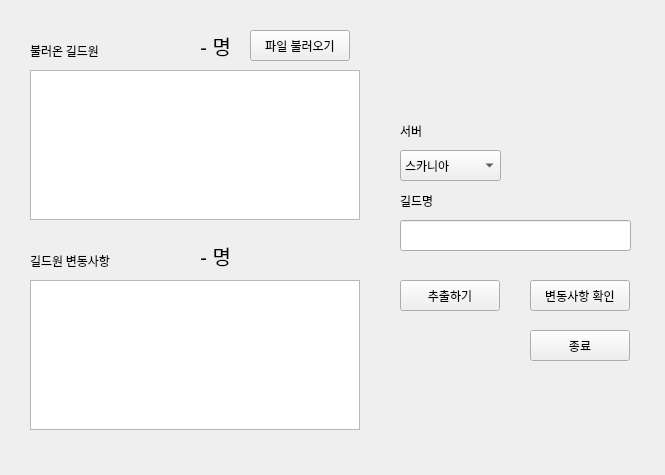
Before: the Qt Designer form ui/main.ui in memoday/guildMemberChecker, drawn with Qt 5.
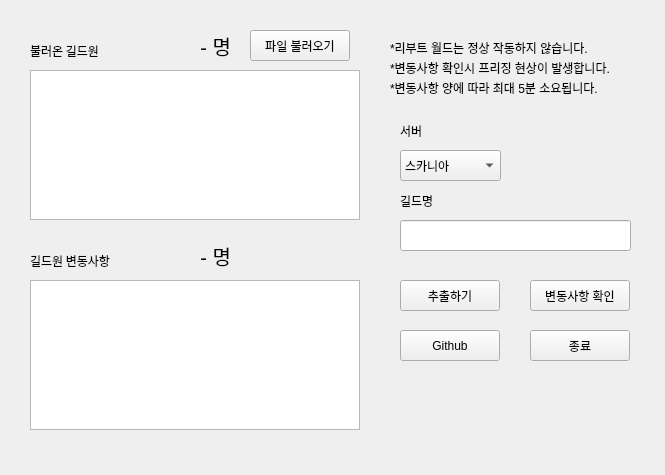
After: the same form once the commit is applied.

Diff of the .ui file:
```diff
--- a/ui/main.ui
+++ b/ui/main.ui
@@ -361,6 +361,61 @@
     <set>Qt::AlignRight|Qt::AlignTrailing|Qt::AlignVCenter</set>
    </property>
   </widget>
+  <widget class="QLabel" name="label_5">
+   <property name="geometry">
+    <rect>
+     <x>390</x>
+     <y>40</y>
+     <width>271</width>
+     <height>16</height>
+    </rect>
+   </property>
+   <property name="text">
+    <string>*리부트 월드는 정상 작동하지 않습니다.</string>
+   </property>
+  </widget>
+  <widget class="QLabel" name="label_6">
+   <property name="geometry">
+    <rect>
+     <x>390</x>
+     <y>60</y>
+     <width>271</width>
+     <height>16</height>
+    </rect>
+   </property>
+   <property name="text">
+    <string>*변동사항 확인시 프리징 현상이 발생합니다.</string>
+   </property>
+  </widget>
+  <widget class="QLabel" name="label_7">
+   <property name="geometry">
+    <rect>
+     <x>390</x>
+     <y>80</y>
+     <width>271</width>
+     <height>16</height>
+    </rect>
+   </property>
+   <property name="text">
+    <string>*변동사항 양에 따라 최대 5분 소요됩니다.</string>
+   </property>
+  </widget>
+  <widget class="QPushButton" name="btn_github">
+   <property name="geometry">
+    <rect>
+     <x>400</x>
+     <y>330</y>
+     <width>100</width>
+     <height>31</height>
+    </rect>
+   </property>
+   <property name="focusPolicy">
+    <enum>Qt::NoFocus</enum>
+   </property>
+   <property name="text">
+    <string>Github</string>
+   </property>
+  </widget>
  </widget>
  <resources/>
  <connections/>
```
